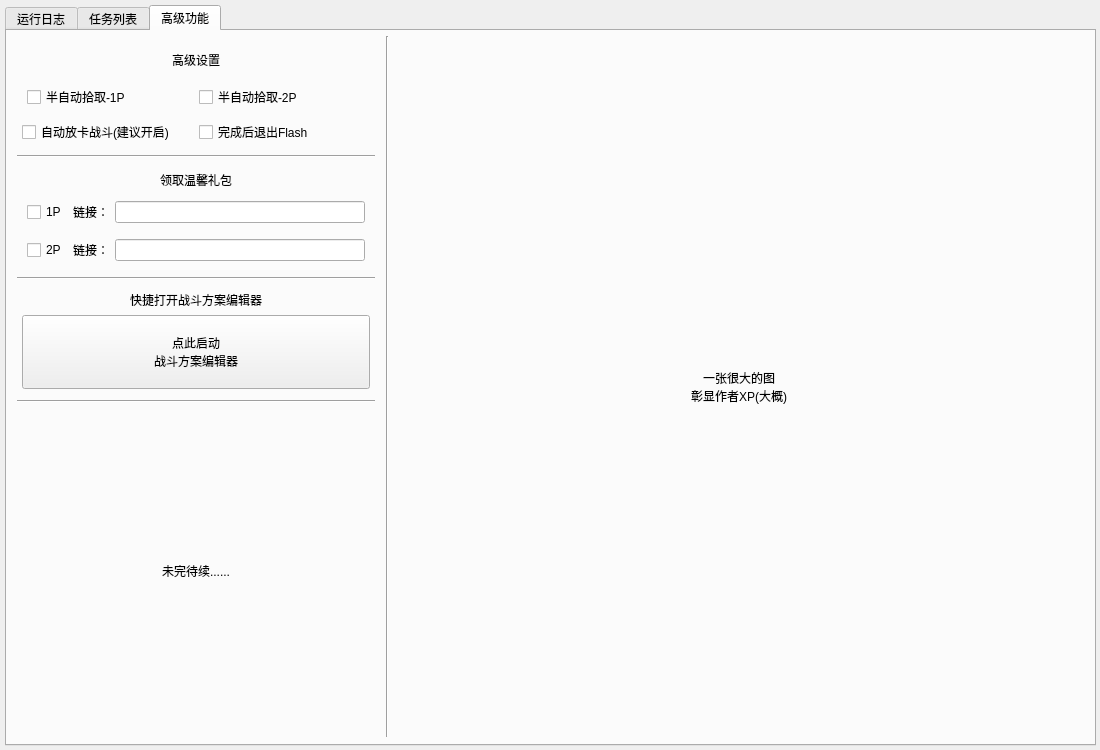
This is resource/ui/FAA_3.0.ui in StareAbyss/FoodsVsMiceAutoAssistant as Qt 5 draws it before an edit. The edited form follows.
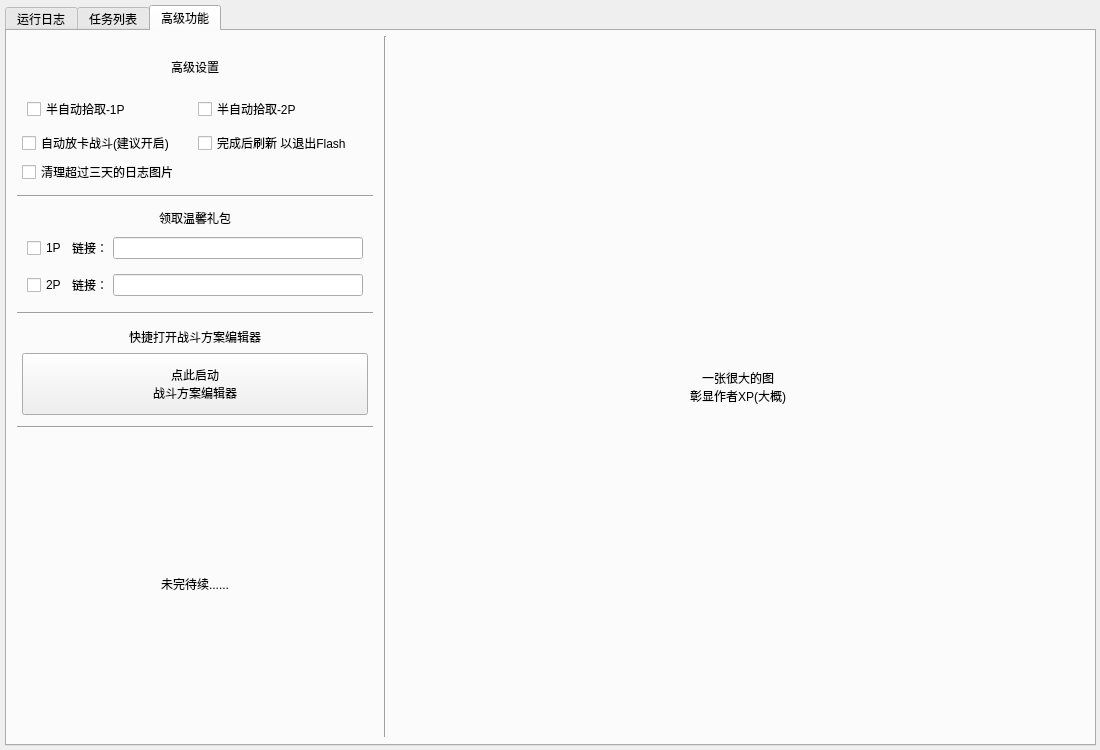
This is the edited form. The open tabs and pages were chosen to show the change.

Diff of the .ui file:
```diff
--- a/resource/ui/FAA_3.0.ui
+++ b/resource/ui/FAA_3.0.ui
@@ -7531,7 +7531,7 @@
            <number>5</number>
           </property>
           <item>
-           <layout class="QVBoxLayout" name="Lay_Tab3_Left" stretch="1,0,1,0,1,0,3">
+           <layout class="QVBoxLayout" name="Lay_Tab3_Left" stretch="3,0,2,0,2,0,6">
             <property name="leftMargin">
              <number>5</number>
             </property>
@@ -7545,7 +7545,10 @@
              <number>5</number>
             </property>
             <item>
-             <layout class="QVBoxLayout" name="Lay_AdvancedSettings">
+             <layout class="QVBoxLayout" name="Lay_AdvancedSettings" stretch="1,1,1,1">
+              <property name="spacing">
+               <number>5</number>
+              </property>
               <property name="leftMargin">
                <number>5</number>
               </property>
@@ -7700,7 +7703,7 @@
                    <bool>false</bool>
                   </property>
                   <property name="text">
-                   <string>完成后退出Flash</string>
+                   <string>完成后刷新 以退出Flash</string>
                   </property>
                   <property name="checkable">
                    <bool>true</bool>
@@ -7709,6 +7712,38 @@
                 </item>
                </layout>
               </item>
+              <item>
+               <layout class="QHBoxLayout" name="Lay_AdvancedSettings_Bottom_2">
+                <item>
+                 <widget class="QCheckBox" name="AutoDeleteOldImages">
+                  <property name="enabled">
+                   <bool>true</bool>
+                  </property>
+                  <property name="sizePolicy">
+                   <sizepolicy hsizetype="Fixed" vsizetype="Fixed">
+                    <horstretch>0</horstretch>
+                    <verstretch>0</verstretch>
+                   </sizepolicy>
+                  </property>
+                  <property name="minimumSize">
+                   <size>
+                    <width>0</width>
+                    <height>0</height>
+                   </size>
+                  </property>
+                  <property name="maximumSize">
+                   <size>
+                    <width>1677215</width>
+                    <height>16777215</height>
+                   </size>
+                  </property>
+                  <property name="text">
+                   <string>清理超过三天的日志图片</string>
+                  </property>
+                 </widget>
+                </item>
+               </layout>
+              </item>
              </layout>
             </item>
             <item>
@@ -7719,7 +7754,10 @@
              </widget>
             </item>
             <item>
-             <layout class="QVBoxLayout" name="Lay_GetWarmGift" stretch="0,0,0">
+             <layout class="QVBoxLayout" name="Lay_GetWarmGift" stretch="1,1,1">
+              <property name="spacing">
+               <number>5</number>
+              </property>
               <property name="leftMargin">
                <number>5</number>
               </property>
@@ -7922,7 +7960,7 @@
              </widget>
             </item>
             <item>
-             <layout class="QVBoxLayout" name="Lay_OpenEditorOfBattlePlan">
+             <layout class="QVBoxLayout" name="Lay_OpenEditorOfBattlePlan" stretch="1,3">
               <property name="leftMargin">
                <number>5</number>
               </property>
```
Left out of the diff: 6 changed lines with no effect on the pictures.
